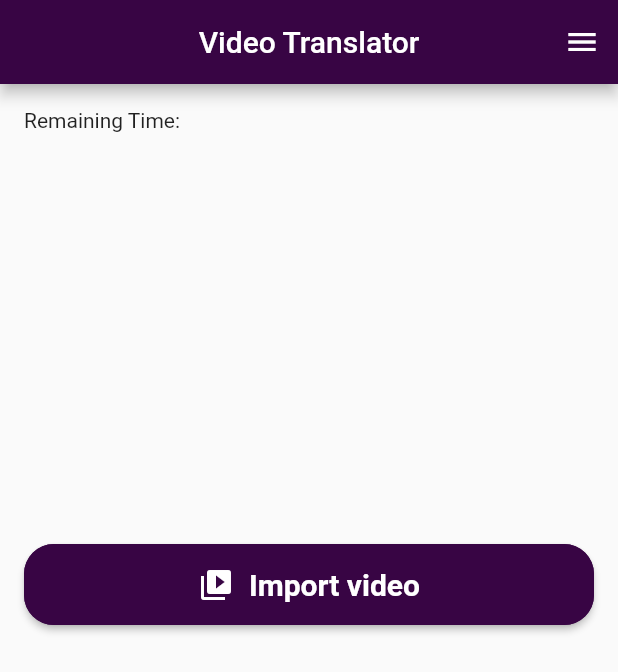
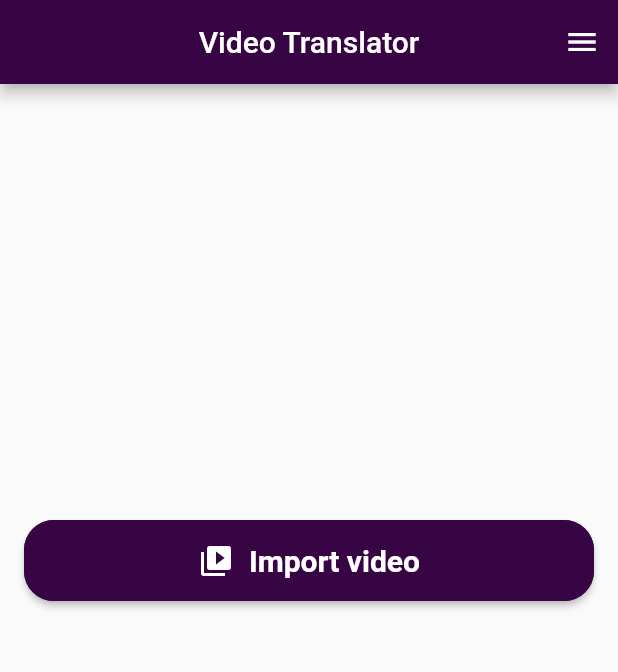
Before and after one commit to Krishanth1996/video_translation, a Flutter app: the Home screen opened directly, on a phone screen of 412 x 824 dp. Shown: the top 672 px of the screen. Run offline on Flutter 3.47's test engine with Material 2 defaults, Android fonts, the phone set to English and light mode, and no system bars; our stand-ins replace cloud_firestore, firebase_auth, firebase_core, firebase_storage, get, google_sign_in and 4 more; missing offline and left inert: flutter_ffmpeg, top_modal_sheet; accounts and stored records are empty.

Commit message:
home functions

```diff
--- a/lib/home.dart
+++ b/lib/home.dart
@@ -475,12 +475,8 @@ class _HomeState extends State<Home> {
         Map<String, dynamic>? userData =
             docSnapshot.data() as Map<String, dynamic>?;
         if (userData != null) {
-          Map<String, dynamic> userDataMap = userData as Map<String, dynamic>;
-          // double currentRemainingTime = userData['remainingTime'] as double;
-          // double currentMonthlyLimit = userData['monthlyLimit'] as double;
-
-          double currentRemainingTime = userDataMap['remainingTime'] as double;
-          double currentMonthlyLimit = userDataMap['monthlyLimit'] as double;
+          double currentRemainingTime = userData['remainingTime'] as double;
+          double currentMonthlyLimit = userData['monthlyLimit'] as double;
 
           if (now.isAfter(nextMonth)) {
             // Reset for a new month
@@ -636,14 +632,6 @@ class _HomeState extends State<Home> {
                 crossAxisAlignment: CrossAxisAlignment.stretch,
                 children: <Widget>[
                   //Import Video Field Start//
-                  Center(
-                    child: Row(
-                      children: const [
-                        Text('Remaining Time:'),
-                        Text('')
-                      ],
-                    ),
-                  ),
                   if (!isVideoExist)
                     Container(
                       margin: EdgeInsets.only(top: width / 1.5),
```
